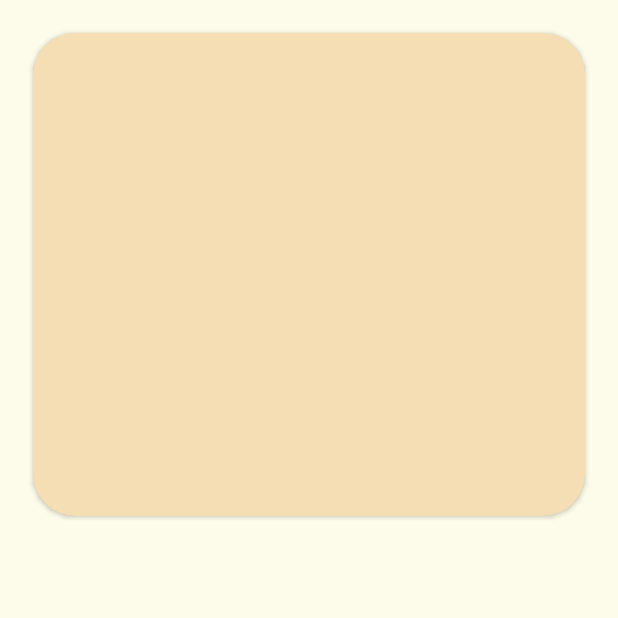
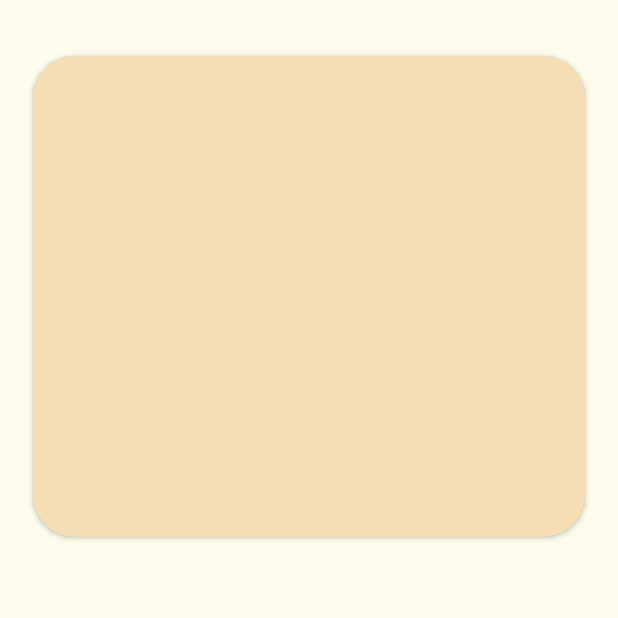
Before and after one commit to FurkanYagli/Tarif-Defterim, an Android app: the fragment TarifDetayFragment placed in its activity, on a phone screen of 412 x 824 dp, the top half of it. Run offline under Robolectric (Android 15) with nearby library versions, the phone set to English and light mode, and no system bars; our stand-ins replace data binding; 5 statements that could not run were skipped.

Commit message:
tarif-defterim

```diff
--- a/app/src/main/java/com/example/tarifdefterim/data/repo/YemeklerRepository.kt
+++ b/app/src/main/java/com/example/tarifdefterim/data/repo/YemeklerRepository.kt
@@ -1,6 +1,7 @@
 package com.example.tarifdefterim.data.repo
 
 import com.example.tarifdefterim.data.datasource.YemeklerDataSource
+import com.example.tarifdefterim.data.entity.Kategoriler
 import com.example.tarifdefterim.data.entity.Yemekler
 import kotlinx.coroutines.Dispatchers
 import kotlinx.coroutines.withContext
@@ -11,5 +12,7 @@ class YemeklerRepository {
 
     suspend fun yemekleriYukle():List<Yemekler> = yds.yemekleriYukle()
 
+    suspend fun kategorileriYukle():List<Kategoriler> = yds.kategorileriYukle()
+
     suspend fun ara(aramaKelimesi: String):List<Yemekler> = yds.ara(aramaKelimesi)
 }
--- a/app/src/main/res/layout/fragment_tarif_detay.xml
+++ b/app/src/main/res/layout/fragment_tarif_detay.xml
@@ -17,17 +17,18 @@
         android:layout_width="match_parent"
         android:layout_height="match_parent"
         android:background="@color/statusBarKremSarisi"
+        android:paddingTop="15dp"
         tools:context=".ui.fragment.TarifDetayFragment">
 
         <androidx.cardview.widget.CardView
             android:layout_width="0dp"
             android:layout_height="wrap_content"
             android:layout_margin="22dp"
-            android:layout_marginStart="32dp"
-            android:layout_marginTop="24dp"
-            android:layout_marginEnd="32dp"
+            android:layout_marginStart="24dp"
+            android:layout_marginTop="32dp"
+            android:layout_marginEnd="24dp"
             android:backgroundTint="@color/bej"
-            android:padding="10dp"
+            android:padding="5dp"
             app:cardCornerRadius="28dp"
             app:layout_constraintEnd_toEndOf="parent"
             app:layout_constraintHorizontal_bias="0.5"
@@ -37,7 +38,7 @@
             <androidx.constraintlayout.widget.ConstraintLayout
                 android:layout_width="match_parent"
                 android:layout_height="match_parent"
-                android:padding="10dp">
+                android:padding="5dp">
 
                 <TextView
                     android:id="@+id/textAd"
@@ -74,11 +75,13 @@
                     android:layout_width="wrap_content"
                     android:layout_height="wrap_content"
                     android:layout_marginTop="42dp"
+                    android:layout_marginBottom="8dp"
                     android:padding="12dp"
                     android:text="@{yemekNesnesi.yemek_malzemeler}"
                     android:textAlignment="viewStart"
                     android:textSize="32sp"
                     android:textStyle="bold"
+                    app:layout_constraintBottom_toBottomOf="parent"
                     app:layout_constraintEnd_toEndOf="parent"
                     app:layout_constraintHorizontal_bias="0.5"
                     app:layout_constraintStart_toStartOf="parent"
```
Also changed, not shown: app/src/main/java/com/example/tarifdefterim/data/datasource/YemeklerDataSource.kt (+13 -0 lines), app/src/main/java/com/example/tarifdefterim/ui/fragment/MainFragment.kt (+16 -26 lines), app/src/main/java/com/example/tarifdefterim/ui/viewmodel/AnasayfaViewModel.kt (+8 -0 lines), app/src/main/res/layout/fragment_main.xml (+11 -1 lines).
